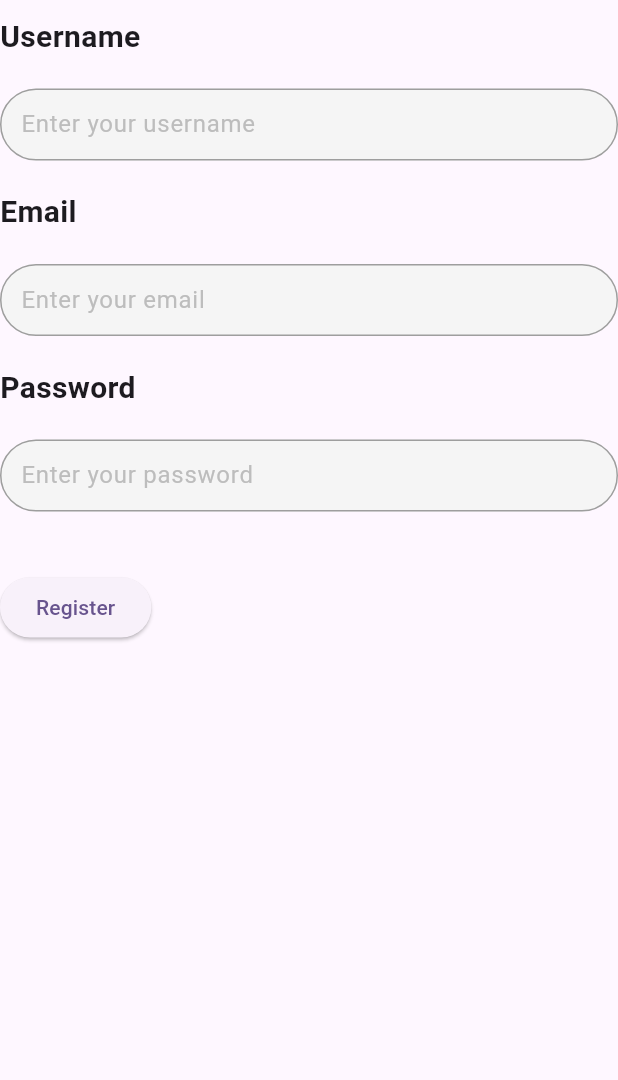
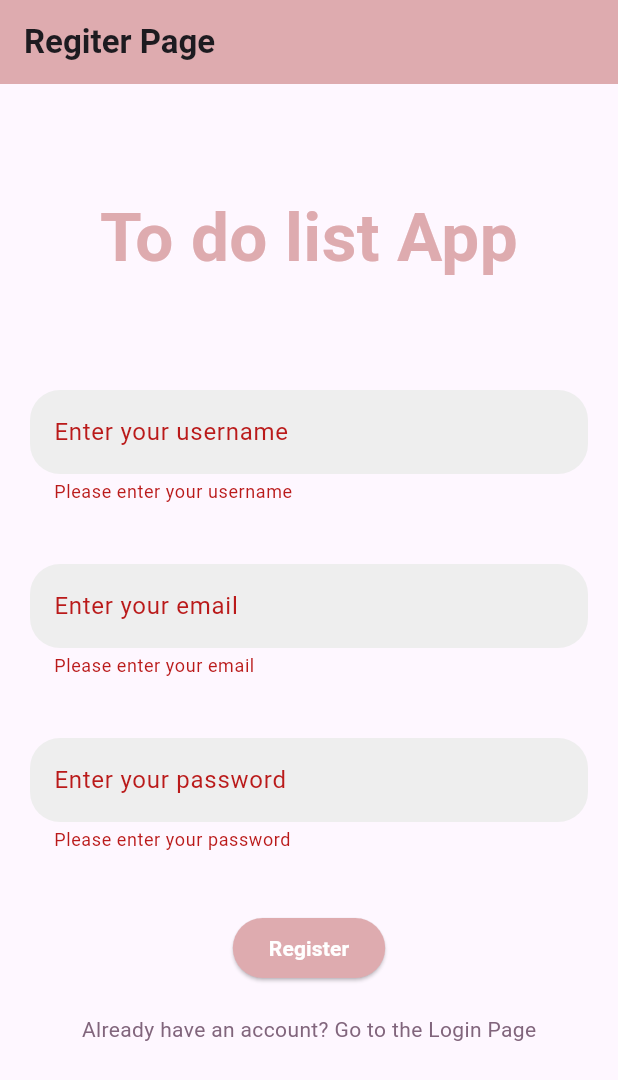
Before and after one commit to rania1231/to_do_list, a Flutter app: the Register screen opened directly, after a tap on "Register", on a phone screen of 412 x 824 dp. Shown: the top 1080 px of the screen. Run offline on Flutter 3.47's test engine with Material 3 defaults, Android fonts, the phone set to English and light mode, and no system bars; our stand-ins replace awesome_notifications, cloud_firestore, firebase_auth, firebase_core, firebase_storage, timezone; missing offline and left inert: omni_datetime_picker; accounts and stored records are empty.

```diff
--- a/lib/auth/register.dart
+++ b/lib/auth/register.dart
@@ -7,151 +7,179 @@ import '../views/home.dart';
 import 'auth_methods.dart';
 
 class Register extends StatefulWidget {
-  const Register({super.key});
+  const Register({Key? key}) : super(key: key);
 
   @override
   State<Register> createState() => _RegisterState();
 }
 
 class _RegisterState extends State<Register> {
+  FirebaseAuthentificationServices _auth = FirebaseAuthentificationServices();
 
-  FirebaseAuthentificationServices _auth= FirebaseAuthentificationServices();
-
+  final TextEditingController name = TextEditingController();
+  final TextEditingController email = TextEditingController();
+  final TextEditingController password = TextEditingController();
+  final GlobalKey<FormState> formKey = GlobalKey<FormState>();
 
   @override
   void dispose() {
-    // TODO: implement dispose
+    name.dispose();
     email.dispose();
     password.dispose();
-    name.dispose();
-
     super.dispose();
   }
-
-  TextEditingController name =TextEditingController();
-  TextEditingController email =TextEditingController();
-  TextEditingController password =TextEditingController();
 
   @override
   Widget build(BuildContext context) {
     return Scaffold(
-      body:Container(
+      appBar: AppBar(
+        title: Text('Regiter Page',style: TextStyle(fontWeight: FontWeight.bold),),
+        backgroundColor: Color(0xFFDEABAF),
+      ),
+      body: Container(
+        padding: const EdgeInsets.all(20.0),
         child: ListView(
           children: [
+            const SizedBox(height: 50),
+            const Text(
+              'To do list App',
+              style: TextStyle(
+                fontWeight: FontWeight.bold,
+                fontSize: 45,
+                color: Color(0xFFDEABAF),
+              ),
+              textAlign: TextAlign.center,
+            ),
+            const SizedBox(height: 50),
             Form(
+              key: formKey,
+              child: Center(
                 child: Column(
                   crossAxisAlignment: CrossAxisAlignment.start,
                   children: [
-                    Container(height: 10),
 
-                    // Center(child: Text("Sign Up", style: TextStyle(fontSize:50, fontWeight:  FontWeight.bold),)),
+                    const SizedBox(height: 20),
+                    TextFormField(
+                      controller: name,
+                      keyboardType: TextInputType.text,
+                      decoration: InputDecoration(
+                        labelText: 'Enter your username',
+                        filled: true,
+                        fillColor: Colors.grey[200],
+                        border: OutlineInputBorder(
+                          borderRadius: BorderRadius.circular(20.0),
+                          borderSide: BorderSide.none,
+                        ),
+                      ),
+                      validator: (value) {
+                        if (value == null || value.isEmpty) {
+                          return 'Please enter your username';
+                        }
+                        return null;
+                      },
+                    ),
+                    const SizedBox(height: 20),
 
-                    Text("Username", style: TextStyle(fontSize: 20, fontWeight:  FontWeight.bold)),
-                    Container(height: 20),
+                    const SizedBox(height: 20),
                     TextFormField(
-                keyboardType: TextInputType.text,
-                obscureText: false,
-                validator: (val){
-                                if(val== ""){
-                                  return "Can't be empty";
+                      controller: email,
+                      keyboardType: TextInputType.emailAddress,
+                      decoration: InputDecoration(
+                        labelText: 'Enter your email',
+                        filled: true,
+                        fillColor: Colors.grey[200],
+                        border: OutlineInputBorder(
+                          borderRadius: BorderRadius.circular(20.0),
+                          borderSide: BorderSide.none,
+                        ),
+                      ),
+                      validator: (value) {
+                        if (value == null || value.isEmpty) {
+                          return 'Please enter your email';
+                        }
+                        return null;
+                      },
+                    ),
+                    const SizedBox(height: 20),
+
+                    const SizedBox(height: 20),
+                    TextFormField(
+                      controller: password,
+                      obscureText: true,
+                      decoration: InputDecoration(
+                        labelText: 'Enter your password',
+                        filled: true,
+                        fillColor: Colors.grey[200],
+                        border: OutlineInputBorder(
+                          borderRadius: BorderRadius.circular(20.0),
+                          borderSide: BorderSide.none,
+                        ),
+                      ),
+                      validator: (value) {
+                        if (value == null || value.isEmpty) {
+                          return 'Please enter your password';
+                        }
+                        return null;
+                      },
+                    ),
+                    const SizedBox(height: 40),
+                    Center(
+                      child: ElevatedButton(
+                        onPressed: () async {
+                          if (formKey.currentState!.validate()) {
+                            await signUp();
+                            Navigator.pushAndRemoveUntil(
+                              context,
+                              MaterialPageRoute(builder: (context) => HomePage()),
+                                  (route) => false,
+                            );
                           }
                         },
-                controller: name,
-                decoration: InputDecoration(
-                    hintText: 'Enter your username', hintStyle:   TextStyle(color: Colors.grey[400]),
-                    contentPadding: EdgeInsets.symmetric(vertical: 2, horizontal: 10),
-                    filled: true,
-                    fillColor: Colors.grey[100],
-                    border: OutlineInputBorder(
-                        borderRadius: BorderRadius.circular(50),
-                        borderSide: BorderSide(color: Colors.grey)),
-                    enabledBorder:  OutlineInputBorder(
-                        borderRadius: BorderRadius.circular(50),
-                        borderSide: BorderSide(color: Colors.grey)
-                    )
+                        style: ElevatedButton.styleFrom(
+                          backgroundColor: Color(0xFFDEABAF),
+                        ),
+                        child: const Text(
+                          'Register',
+                          style: TextStyle(fontWeight: FontWeight.bold, color: Colors.white),
                         ),
                       ),
-
-
-                    Container(height: 20),
-
-                    Text("Email", style: TextStyle(fontSize: 20, fontWeight:  FontWeight.bold)),
-                    Container(height: 20),
-                    TextFormField(
-                      keyboardType: TextInputType.emailAddress,
-                      obscureText: false,
-                      validator: (val){
-                        if(val== ""){
-                          return "Can't be empty";
-                        }
-                      },
-                      controller: email,
-                      decoration: InputDecoration(
-                          hintText: 'Enter your email', hintStyle:   TextStyle(color: Colors.grey[400]),
-                          contentPadding: EdgeInsets.symmetric(vertical: 2, horizontal: 10),
-                          filled: true,
-                          fillColor: Colors.grey[100],
-                          border: OutlineInputBorder(
-                              borderRadius: BorderRadius.circular(50),
-                              borderSide: BorderSide(color: Colors.grey)),
-                          enabledBorder:  OutlineInputBorder(
-                              borderRadius: BorderRadius.circular(50),
-                              borderSide: BorderSide(color: Colors.grey)
-                          )
+                    ),
+                  ],
                 ),
               ),
-
-                    Container(height: 20),
-                    Text("Password", style: TextStyle(fontSize: 20, fontWeight:  FontWeight.bold)),
-                    Container(height: 20),
-                    TextFormField(
-                      keyboardType: TextInputType.text,
-                      obscureText: true,
-                      validator: (val){
-                        if(val== ""){
-                          return "Can't be empty";
-                        }
+            ),
+            const SizedBox(height: 20),
+            Center(
+              child: GestureDetector(
+                onTap: () {
+                  Navigator.pushAndRemoveUntil(
+                    context,
+                    MaterialPageRoute(builder: (context) => Login()),
+                        (route) => false,
+                  );
                 },
-                      controller: password,
-                      decoration: InputDecoration(
-                          hintText: 'Enter your password', hintStyle:   TextStyle(color: Colors.grey[400]),
-                          contentPadding: EdgeInsets.symmetric(vertical: 2, horizontal: 10),
-                          filled: true,
-                          fillColor: Colors.grey[100],
-                          border: OutlineInputBorder(
-                              borderRadius: BorderRadius.circular(50),
-                              borderSide: BorderSide(color: Colors.grey)),
-                          enabledBorder:  OutlineInputBorder(
-                              borderRadius: BorderRadius.circular(50),
-                              borderSide: BorderSide(color: Colors.grey)
-                          )
+                child: const Text(
+                  'Already have an account? Go to the Login Page',
+                  style: TextStyle(color: Color(0xFF81657C)),
                 ),
               ),
-
-                    Container(height: 40,),
-                    ElevatedButton(onPressed: ()async{
-                      await signUp();
-                      Navigator.pushAndRemoveUntil(context, MaterialPageRoute(builder: (context)=>HomePage()), (route) => false);
-                    }, child: Text('Register'))
-                  ]),
-            )
+            ),
           ],
         ),
       ),
     );
   }
 
-
-  Future<User?>signUp() async {
+  Future<void> signUp() async {
+    try {
       final credential = await FirebaseAuth.instance.createUserWithEmailAndPassword(
         email: email.text,
         password: password.text,
       );
-    FirestoreService firestoreService=FirestoreService();
+      FirestoreService firestoreService = FirestoreService();
       await firestoreService.addUser(credential, name.text, email.text, password.text);
-
-
+    } catch (e) {
+      print('Error signing up: $e');
     }
-
-
   }
+}
--- a/lib/main.dart
+++ b/lib/main.dart
@@ -67,7 +67,7 @@ class MyApp extends StatelessWidget {
     colorScheme: ColorScheme.fromSeed(seedColor: Colors.deepPurple),
     useMaterial3: true,
     ),
-    home: HomePage(),
+    home: Login(),
     )
     );
   }
```
Also changed, not shown: lib/auth/login.dart (+103 -111 lines), lib/views/addTask.dart (+56 -0 lines). Lines whose indentation alone changed are shown as unchanged.
